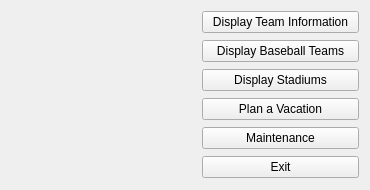
This is mainmenu.ui in bbisuna0/CS1D_baseball as Qt 5 draws it before an edit. The edited form follows.
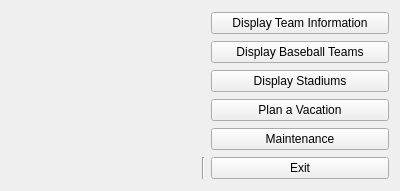
This is the edited form. Icons and pictures are not drawn.

Commit message: added the team display screen

```diff
--- a/mainmenu.ui
+++ b/mainmenu.ui
@@ -6,38 +6,80 @@
    <rect>
     <x>0</x>
     <y>0</y>
-    <width>370</width>
-    <height>190</height>
+    <width>400</width>
+    <height>191</height>
    </rect>
   </property>
   <property name="minimumSize">
    <size>
-    <width>370</width>
+    <width>400</width>
     <height>190</height>
    </size>
   </property>
   <property name="maximumSize">
    <size>
-    <width>370</width>
-    <height>190</height>
+    <width>404</width>
+    <height>214</height>
    </size>
   </property>
   <property name="windowTitle">
    <string>Main Menu</string>
   </property>
   <layout class="QGridLayout" name="gridLayout">
+   <item row="1" column="2">
+    <widget class="QPushButton" name="pb_team_report">
+     <property name="text">
+      <string>Display Baseball Teams</string>
+     </property>
+    </widget>
+   </item>
+   <item row="4" column="2">
+    <widget class="QPushButton" name="pb_maintenance">
+     <property name="text">
+      <string>Maintenance</string>
+     </property>
+    </widget>
+   </item>
+   <item row="0" column="2">
+    <widget class="QPushButton" name="pb_team_details">
+     <property name="text">
+      <string>Display Team Information</string>
+     </property>
+    </widget>
+   </item>
+   <item row="5" column="2">
+    <widget class="QPushButton" name="pb_exit">
+     <property name="text">
+      <string>Exit</string>
+     </property>
+    </widget>
+   </item>
+   <item row="2" column="2">
+    <widget class="QPushButton" name="pb_stadium_report">
+     <property name="text">
+      <string>Display Stadiums</string>
+     </property>
+    </widget>
+   </item>
+   <item row="3" column="2">
+    <widget class="QPushButton" name="pb_plan_vacation">
+     <property name="text">
+      <string>Plan a Vacation</string>
+     </property>
+    </widget>
+   </item>
    <item row="0" column="0" rowspan="6">
     <widget class="QLabel" name="label_logo">
      <property name="minimumSize">
       <size>
        <width>185</width>
-       <height>170</height>
+       <height>155</height>
       </size>
      </property>
      <property name="maximumSize">
       <size>
        <width>185</width>
-       <height>170</height>
+       <height>155</height>
       </size>
      </property>
      <property name="text">
@@ -51,45 +93,10 @@
      </property>
     </widget>
    </item>
-   <item row="0" column="1">
-    <widget class="QPushButton" name="pb_team_details">
-     <property name="text">
-      <string>Display Team Information</string>
-     </property>
-    </widget>
-   </item>
-   <item row="1" column="1">
-    <widget class="QPushButton" name="pb_team_report">
-     <property name="text">
-      <string>Display Baseball Teams</string>
-     </property>
-    </widget>
-   </item>
-   <item row="2" column="1">
-    <widget class="QPushButton" name="pb_stadium_report">
-     <property name="text">
-      <string>Display Stadiums</string>
-     </property>
-    </widget>
-   </item>
-   <item row="3" column="1">
-    <widget class="QPushButton" name="pb_plan_vacation">
-     <property name="text">
-      <string>Plan a Vacation</string>
-     </property>
-    </widget>
-   </item>
-   <item row="4" column="1">
-    <widget class="QPushButton" name="pb_maintenance">
-     <property name="text">
-      <string>Maintenance</string>
-     </property>
-    </widget>
-   </item>
    <item row="5" column="1">
-    <widget class="QPushButton" name="pb_exit">
-     <property name="text">
-      <string>Exit</string>
+    <widget class="Line" name="line">
+     <property name="orientation">
+      <enum>Qt::Orientation::Vertical</enum>
      </property>
     </widget>
    </item>
```
The commit also changes 6 other files.
